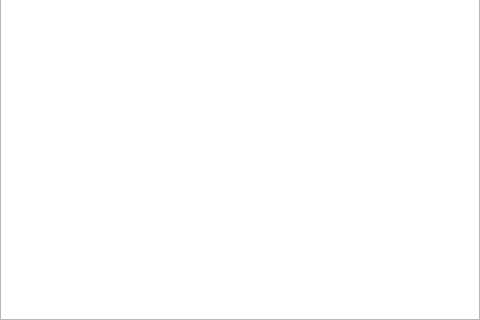
Old version of the form ui/ListDialog.ui in the repository pponsv/mirnov_viewer; both pictures show x 0 to 480 and y 320 to 640 of the 480 by 640 pixel window.
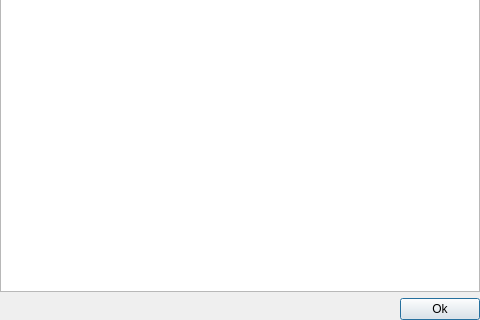
New version of the form.

```diff
--- a/ui/ListDialog.ui
+++ b/ui/ListDialog.ui
@@ -35,8 +35,28 @@
     </size>
    </property>
    <layout class="QGridLayout" name="gridLayout">
-    <item row="0" column="0">
-     <widget class="QTableView" name="daqTableView"/>
+    <item row="1" column="1">
+     <widget class="QPushButton" name="okButton">
+      <property name="text">
+       <string>Ok</string>
+      </property>
+     </widget>
+    </item>
+    <item row="1" column="0">
+     <spacer name="horizontalSpacer">
+      <property name="orientation">
+       <enum>Qt::Horizontal</enum>
+      </property>
+      <property name="sizeHint" stdset="0">
+       <size>
+        <width>40</width>
+        <height>20</height>
+       </size>
+      </property>
+     </spacer>
+    </item>
+    <item row="0" column="0" colspan="2">
+     <widget class="QListWidget" name="daqListWidget"/>
     </item>
    </layout>
   </widget>
```
